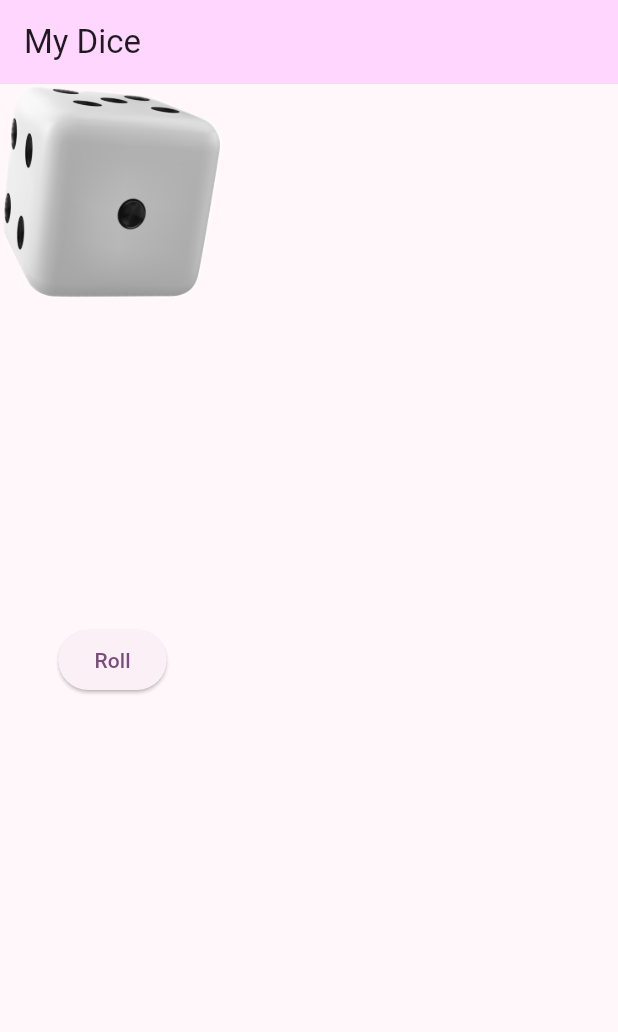
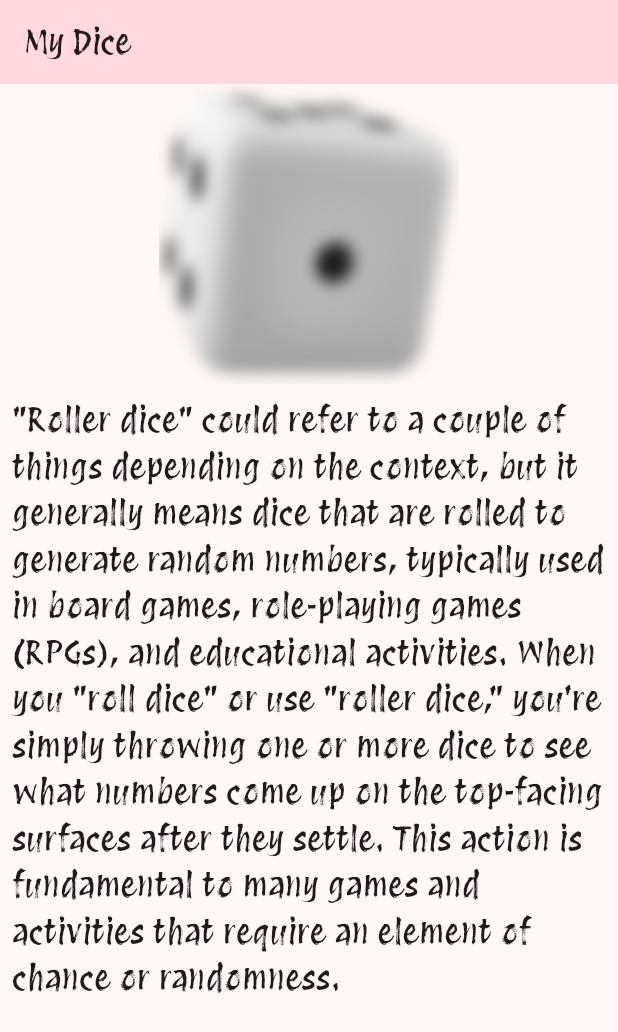
Before and after one commit to saylhendra/my_dice, a Flutter app: the screen it shows after launch, on a phone screen of 412 x 824 dp. Shown: the top 1032 px of the screen. Run offline on Flutter 3.47's test engine with Material 3 defaults, Android fonts, the phone set to English and light mode, and no system bars.

Commit message:
Adding fonts assets

```diff
--- a/lib/dice_screen.dart
+++ b/lib/dice_screen.dart
@@ -1,50 +1,33 @@
-import 'dart:math';
+import 'dart:ui';
 
 import 'package:flutter/material.dart';
 
-class DiceScreen extends StatefulWidget {
+class DiceScreen extends StatelessWidget {
   const DiceScreen({super.key});
 
-  @override
-  State<DiceScreen> createState() => _DiceScreenState();
-}
-
-class _DiceScreenState extends State<DiceScreen> {
-  var _currentNumberDice = 1;
   @override
   Widget build(BuildContext context) {
     return Scaffold(
       appBar: AppBar(
+        backgroundColor: Theme.of(context).colorScheme.primaryContainer,
         title: const Text('My Dice'),
-        backgroundColor: Theme.of(context).colorScheme.primaryContainer,
       ),
-      body: Column(
-        children: [
-          Expanded(
-            flex: 1,
-            child: AnimatedCrossFade(
-              duration: const Duration(milliseconds: 500),
-              firstChild: Image.asset('assets/images/$_currentNumberDice.png', width: 150),
-              secondChild: Image.asset('assets/images/$_currentNumberDice.png', width: 150),
-              crossFadeState: _currentNumberDice == 1 ? CrossFadeState.showFirst : CrossFadeState.showSecond,
-              // child: Center(
-              //   child: Image.asset('assets/images/$_currentNumberDice.png', width: 150),
-              // ),
+      body: Align(
+        alignment: Alignment.topCenter,
+        child: Column(
+          children: [
+            ClipRRect(
+              child: ImageFiltered(
+                  imageFilter: ImageFilter.blur(sigmaX: 5, sigmaY: 5), child: Image.asset('assets/images/1.png', width: 200, height: 200)),
             ),
-          ),
-          Expanded(
-            flex: 0,
-            child: ElevatedButton(
-              onPressed: () {
-                setState(() {
-                  _currentNumberDice = 1 + Random().nextInt(6);
-                });
-              },
-              child: const Text('Roll'),
+            const Padding(
+              padding: EdgeInsets.all(8.0),
+              child: Text(
+                  '\"Roller dice\" could refer to a couple of things depending on the context, but it generally means dice that are rolled to generate random numbers, typically used in board games, role-playing games (RPGs), and educational activities. When you "roll dice" or use "roller dice," you\'re simply throwing one or more dice to see what numbers come up on the top-facing surfaces after they settle. This action is fundamental to many games and activities that require an element of chance or randomness.',
+                  style: TextStyle(fontSize: 22.0)),
             ),
-          ),
-          const Expanded(child: SizedBox(height: 20)),
-        ],
+          ],
+        ),
       ),
     );
   }
```
Also changed, not shown: lib/app.dart (+2 -124 lines), pubspec.yaml (+5 -65 lines), assets/fonts/ProtestRevolution-Regular.ttf (added).
